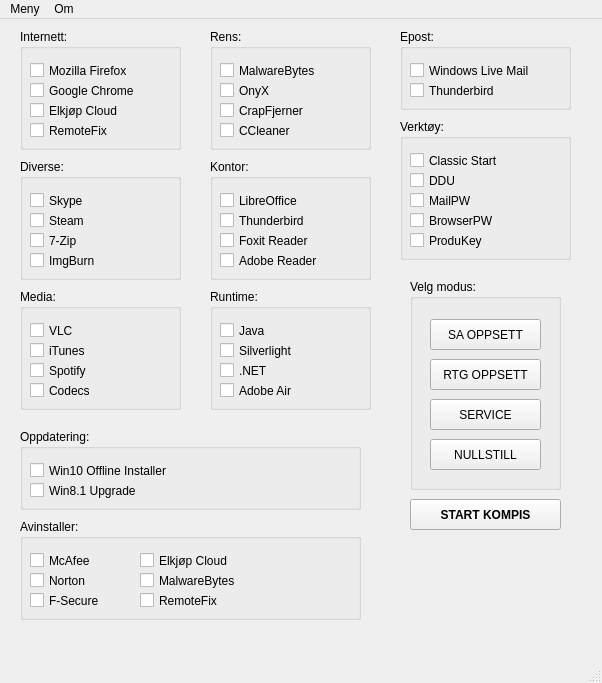
Qt form Linux/KompisUSB/kompis.ui (sirasjad/KompisUSB) before a commit.
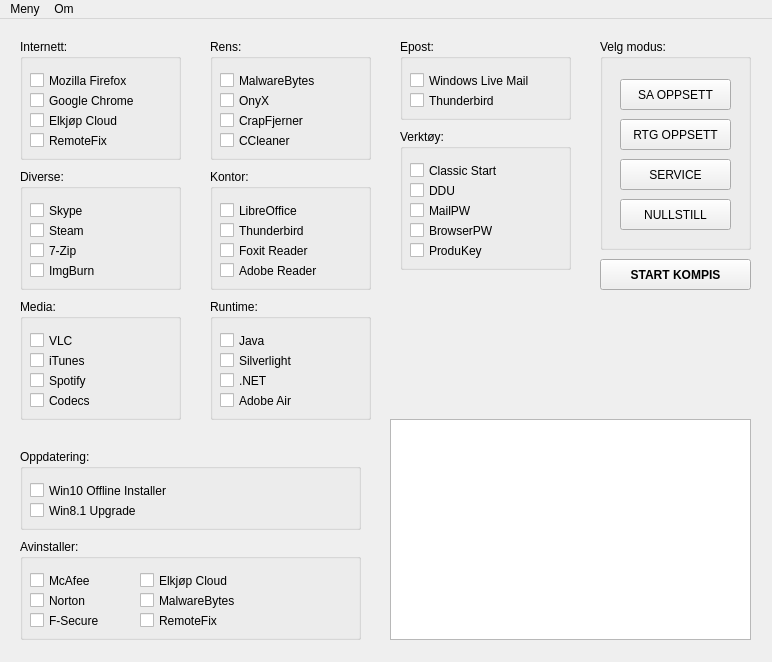
The same form after that commit. Icons and pictures are not drawn.

```diff
--- a/Linux/KompisUSB/kompis.ui
+++ b/Linux/KompisUSB/kompis.ui
@@ -6,8 +6,8 @@
    <rect>
     <x>0</x>
     <y>0</y>
-    <width>602</width>
-    <height>683</height>
+    <width>772</width>
+    <height>662</height>
    </rect>
   </property>
   <property name="windowTitle">
@@ -17,8 +17,8 @@
    <widget class="QGroupBox" name="groupBox">
     <property name="geometry">
      <rect>
-      <x>410</x>
-      <y>260</y>
+      <x>600</x>
+      <y>20</y>
       <width>151</width>
       <height>211</height>
      </rect>
@@ -82,8 +82,8 @@
    <widget class="QPushButton" name="startKompis">
     <property name="geometry">
      <rect>
-      <x>410</x>
-      <y>480</y>
+      <x>600</x>
+      <y>240</y>
       <width>151</width>
       <height>31</height>
      </rect>
@@ -102,7 +102,7 @@
     <property name="geometry">
      <rect>
       <x>20</x>
-      <y>140</y>
+      <y>150</y>
       <width>161</width>
       <height>121</height>
      </rect>
@@ -167,7 +167,7 @@
     <property name="geometry">
      <rect>
       <x>210</x>
-      <y>10</y>
+      <y>20</y>
       <width>161</width>
       <height>121</height>
      </rect>
@@ -231,10 +231,10 @@
    <widget class="QLabel" name="label_2">
     <property name="geometry">
      <rect>
-      <x>440</x>
-      <y>500</y>
-      <width>111</width>
-      <height>121</height>
+      <x>420</x>
+      <y>250</y>
+      <width>141</width>
+      <height>141</height>
      </rect>
     </property>
     <property name="text">
@@ -251,7 +251,7 @@
     <property name="geometry">
      <rect>
       <x>20</x>
-      <y>410</y>
+      <y>430</y>
       <width>341</width>
       <height>81</height>
      </rect>
@@ -290,7 +290,7 @@
     <property name="geometry">
      <rect>
       <x>400</x>
-      <y>100</y>
+      <y>110</y>
       <width>171</width>
       <height>141</height>
      </rect>
@@ -368,7 +368,7 @@
     <property name="geometry">
      <rect>
       <x>20</x>
-      <y>500</y>
+      <y>520</y>
       <width>341</width>
       <height>101</height>
      </rect>
@@ -459,7 +459,7 @@
     <property name="geometry">
      <rect>
       <x>20</x>
-      <y>10</y>
+      <y>20</y>
       <width>161</width>
       <height>121</height>
      </rect>
@@ -524,7 +524,7 @@
     <property name="geometry">
      <rect>
       <x>20</x>
-      <y>270</y>
+      <y>280</y>
       <width>161</width>
       <height>121</height>
      </rect>
@@ -589,7 +589,7 @@
     <property name="geometry">
      <rect>
       <x>210</x>
-      <y>140</y>
+      <y>150</y>
       <width>161</width>
       <height>121</height>
      </rect>
@@ -654,7 +654,7 @@
     <property name="geometry">
      <rect>
       <x>210</x>
-      <y>270</y>
+      <y>280</y>
       <width>161</width>
       <height>121</height>
      </rect>
@@ -719,7 +719,7 @@
     <property name="geometry">
      <rect>
       <x>400</x>
-      <y>10</y>
+      <y>20</y>
       <width>171</width>
       <height>81</height>
      </rect>
@@ -754,13 +754,26 @@
      </property>
     </widget>
    </widget>
+   <widget class="QPlainTextEdit" name="logBox">
+    <property name="geometry">
+     <rect>
+      <x>390</x>
+      <y>400</y>
+      <width>361</width>
+      <height>221</height>
+     </rect>
+    </property>
+    <property name="readOnly">
+     <bool>true</bool>
+    </property>
+   </widget>
   </widget>
   <widget class="QMenuBar" name="menuBar">
    <property name="geometry">
     <rect>
      <x>0</x>
      <y>0</y>
-     <width>602</width>
+     <width>772</width>
      <height>22</height>
     </rect>
    </property>
@@ -781,7 +794,6 @@
    <addaction name="menuMeny"/>
    <addaction name="menuOm"/>
   </widget>
-  <widget class="QStatusBar" name="statusBar"/>
   <action name="actionInnstillinger">
    <property name="text">
     <string>Innstillinger</string>
```
Left out of the diff: 8 changed lines with no effect on the pictures.
